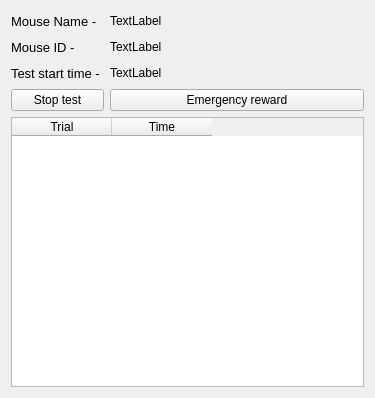
Qt form Python/gui/testwin.ui (yagarwal123/autonomouse) before a commit.
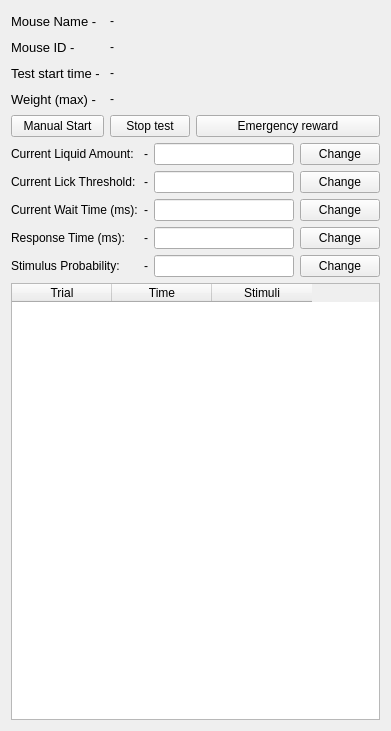
The same form after that commit.

```diff
--- a/Python/gui/testwin.ui
+++ b/Python/gui/testwin.ui
@@ -6,81 +6,14 @@
    <rect>
     <x>0</x>
     <y>0</y>
-    <width>375</width>
-    <height>398</height>
+    <width>391</width>
+    <height>731</height>
    </rect>
   </property>
   <property name="windowTitle">
    <string>Form</string>
   </property>
-  <layout class="QGridLayout" name="gridLayout">
-   <item row="2" column="1">
-    <widget class="QLabel" name="test_start_time">
-     <property name="text">
-      <string>TextLabel</string>
-     </property>
-    </widget>
-   </item>
-   <item row="5" column="0" colspan="3">
-    <widget class="QTableWidget" name="tableWidget">
-     <column>
-      <property name="text">
-       <string>Trial</string>
-      </property>
-     </column>
-     <column>
-      <property name="text">
-       <string>Time</string>
-      </property>
-     </column>
-    </widget>
-   </item>
-   <item row="2" column="2">
-    <spacer name="horizontalSpacer_3">
-     <property name="orientation">
-      <enum>Qt::Horizontal</enum>
-     </property>
-     <property name="sizeHint" stdset="0">
-      <size>
-       <width>198</width>
-       <height>20</height>
-      </size>
-     </property>
-    </spacer>
-   </item>
-   <item row="0" column="2">
-    <spacer name="horizontalSpacer">
-     <property name="orientation">
-      <enum>Qt::Horizontal</enum>
-     </property>
-     <property name="sizeHint" stdset="0">
-      <size>
-       <width>198</width>
-       <height>20</height>
-      </size>
-     </property>
-    </spacer>
-   </item>
-   <item row="1" column="2">
-    <spacer name="horizontalSpacer_2">
-     <property name="orientation">
-      <enum>Qt::Horizontal</enum>
-     </property>
-     <property name="sizeHint" stdset="0">
-      <size>
-       <width>198</width>
-       <height>20</height>
-      </size>
-     </property>
-    </spacer>
-   </item>
-   <item row="0" column="1">
-    <widget class="QLabel" name="m_name">
-     <property name="text">
-      <string>TextLabel</string>
-     </property>
-    </widget>
-   </item>
+  <layout class="QGridLayout" name="gridLayout_2">
    <item row="0" column="0">
     <widget class="QLabel" name="label">
      <property name="font">
@@ -93,13 +26,26 @@
      </property>
     </widget>
    </item>
-   <item row="1" column="1">
-    <widget class="QLabel" name="m_id">
+   <item row="0" column="1">
+    <widget class="QLabel" name="m_name">
      <property name="text">
-      <string>TextLabel</string>
+      <string>-</string>
      </property>
     </widget>
    </item>
+   <item row="0" column="2">
+    <spacer name="horizontalSpacer">
+     <property name="orientation">
+      <enum>Qt::Horizontal</enum>
+     </property>
+     <property name="sizeHint" stdset="0">
+      <size>
+       <width>198</width>
+       <height>20</height>
+      </size>
+     </property>
+    </spacer>
+   </item>
    <item row="1" column="0">
     <widget class="QLabel" name="label_2">
      <property name="font">
@@ -112,6 +58,26 @@
      </property>
     </widget>
    </item>
+   <item row="1" column="1">
+    <widget class="QLabel" name="m_id">
+     <property name="text">
+      <string>-</string>
+     </property>
+    </widget>
+   </item>
+   <item row="1" column="2">
+    <spacer name="horizontalSpacer_2">
+     <property name="orientation">
+      <enum>Qt::Horizontal</enum>
+     </property>
+     <property name="sizeHint" stdset="0">
+      <size>
+       <width>198</width>
+       <height>20</height>
+      </size>
+     </property>
+    </spacer>
+   </item>
    <item row="2" column="0">
     <widget class="QLabel" name="label_3">
      <property name="font">
@@ -124,20 +90,222 @@
      </property>
     </widget>
    </item>
+   <item row="2" column="1">
+    <widget class="QLabel" name="test_start_time">
+     <property name="text">
+      <string>-</string>
+     </property>
+    </widget>
+   </item>
+   <item row="2" column="2">
+    <spacer name="horizontalSpacer_3">
+     <property name="orientation">
+      <enum>Qt::Horizontal</enum>
+     </property>
+     <property name="sizeHint" stdset="0">
+      <size>
+       <width>198</width>
+       <height>20</height>
+      </size>
+     </property>
+    </spacer>
+   </item>
    <item row="3" column="0">
+    <widget class="QLabel" name="label_4">
+     <property name="font">
+      <font>
+       <pointsize>10</pointsize>
+      </font>
+     </property>
+     <property name="text">
+      <string>Weight (max) - </string>
+     </property>
+    </widget>
+   </item>
+   <item row="3" column="1">
+    <widget class="QLabel" name="weight_max">
+     <property name="text">
+      <string>-</string>
+     </property>
+    </widget>
+   </item>
+   <item row="3" column="2">
+    <spacer name="horizontalSpacer_4">
+     <property name="orientation">
+      <enum>Qt::Horizontal</enum>
+     </property>
+     <property name="sizeHint" stdset="0">
+      <size>
+       <width>170</width>
+       <height>20</height>
+      </size>
+     </property>
+    </spacer>
+   </item>
+   <item row="4" column="0">
+    <widget class="QPushButton" name="manStartButton">
+     <property name="text">
+      <string>Manual Start</string>
+     </property>
+    </widget>
+   </item>
+   <item row="4" column="1">
     <widget class="QPushButton" name="stopButton">
      <property name="text">
       <string>Stop test</string>
      </property>
     </widget>
    </item>
-   <item row="3" column="1" colspan="2">
+   <item row="4" column="2">
     <widget class="QPushButton" name="rewardButton">
      <property name="text">
       <string>Emergency reward</string>
      </property>
     </widget>
    </item>
+   <item row="5" column="0" colspan="3">
+    <layout class="QGridLayout" name="gridLayout">
+     <item row="0" column="0">
+      <widget class="QLabel" name="label_10">
+       <property name="text">
+        <string>Current Liquid Amount:</string>
+       </property>
+      </widget>
+     </item>
+     <item row="0" column="1">
+      <widget class="QLabel" name="liq_am_disp">
+       <property name="text">
+        <string>-</string>
+       </property>
+      </widget>
+     </item>
+     <item row="0" column="2">
+      <widget class="QLineEdit" name="liquidLineEdit"/>
+     </item>
+     <item row="0" column="3">
+      <widget class="QPushButton" name="changeliquidButton">
+       <property name="text">
+        <string>Change</string>
+       </property>
+      </widget>
+     </item>
+     <item row="1" column="0">
+      <widget class="QLabel" name="label_5">
+       <property name="text">
+        <string>Current Lick Threshold:</string>
+       </property>
+      </widget>
+     </item>
+     <item row="1" column="2">
+      <widget class="QLineEdit" name="lickLineEdit"/>
+     </item>
+     <item row="1" column="1">
+      <widget class="QLabel" name="lick_thresh_disp">
+       <property name="text">
+        <string>-</string>
+       </property>
+      </widget>
+     </item>
+     <item row="1" column="3">
+      <widget class="QPushButton" name="changelickButton">
+       <property name="text">
+        <string>Change</string>
+       </property>
+      </widget>
+     </item>
+     <item row="2" column="2">
+      <widget class="QLineEdit" name="waittimeLineEdit"/>
+     </item>
+     <item row="2" column="0">
+      <widget class="QLabel" name="label_6">
+       <property name="text">
+        <string>Current Wait Time (ms):</string>
+       </property>
+      </widget>
+     </item>
+     <item row="2" column="1">
+      <widget class="QLabel" name="waittime_disp">
+       <property name="text">
+        <string>-</string>
+       </property>
+      </widget>
+     </item>
+     <item row="2" column="3">
+      <widget class="QPushButton" name="changewaittimeButton">
+       <property name="text">
+        <string>Change</string>
+       </property>
+      </widget>
+     </item>
+     <item row="3" column="2">
+      <widget class="QLineEdit" name="respLineEdit"/>
+     </item>
+     <item row="3" column="0">
+      <widget class="QLabel" name="label_8">
+       <property name="text">
+        <string>Response Time (ms):</string>
+       </property>
+      </widget>
+     </item>
+     <item row="3" column="1">
+      <widget class="QLabel" name="resp_disp">
+       <property name="text">
+        <string>-</string>
+       </property>
+      </widget>
+     </item>
+     <item row="3" column="3">
+      <widget class="QPushButton" name="changeRespButton">
+       <property name="text">
+        <string>Change</string>
+       </property>
+      </widget>
+     </item>
+     <item row="4" column="2">
+      <widget class="QLineEdit" name="stimProbLineEdit"/>
+     </item>
+     <item row="4" column="0">
+      <widget class="QLabel" name="label_9">
+       <property name="text">
+        <string>Stimulus Probability:</string>
+       </property>
+      </widget>
+     </item>
+     <item row="4" column="1">
+      <widget class="QLabel" name="stim_prob_disp">
+       <property name="text">
+        <string>-</string>
+       </property>
+      </widget>
+     </item>
+     <item row="4" column="3">
+      <widget class="QPushButton" name="changeStimButton">
+       <property name="text">
+        <string>Change</string>
+       </property>
+      </widget>
+     </item>
+    </layout>
+   </item>
+   <item row="6" column="0" colspan="3">
+    <widget class="QTableWidget" name="tableWidget">
+     <column>
+      <property name="text">
+       <string>Trial</string>
+      </property>
+     </column>
+     <column>
+      <property name="text">
+       <string>Time</string>
+      </property>
+     </column>
+     <column>
+      <property name="text">
+       <string>Stimuli</string>
+      </property>
+     </column>
+    </widget>
+   </item>
   </layout>
  </widget>
  <resources/>
```
